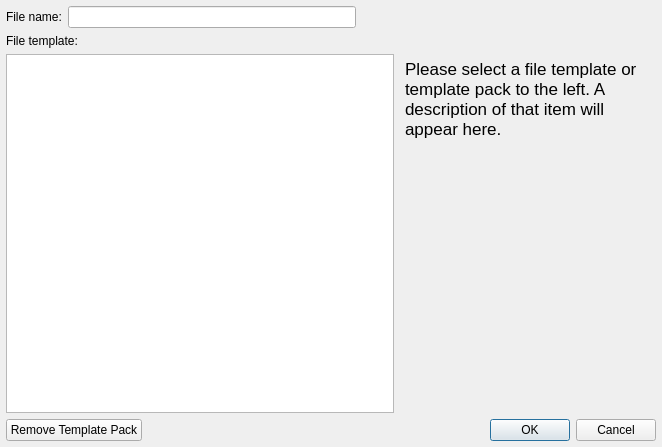
The window that ui/new_file_dialog.ui (kipr/kiss) describes before a commit, drawn with Qt 5.
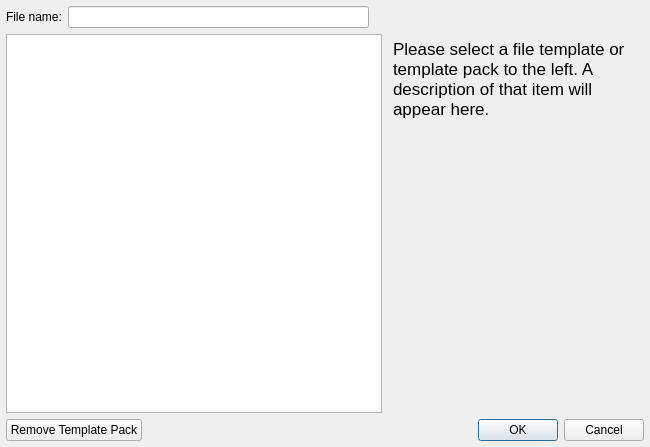
The same window after the commit. Icons and pictures are not drawn.

The edit to the form file:
```diff
--- a/ui/new_file_dialog.ui
+++ b/ui/new_file_dialog.ui
@@ -6,7 +6,7 @@
    <rect>
     <x>0</x>
     <y>0</y>
-    <width>662</width>
+    <width>650</width>
     <height>447</height>
    </rect>
   </property>
@@ -16,6 +16,12 @@
     <height>410</height>
    </size>
   </property>
+  <property name="maximumSize">
+   <size>
+    <width>650</width>
+    <height>16777215</height>
+   </size>
+  </property>
   <property name="windowTitle">
    <string>New File</string>
   </property>
@@ -33,7 +39,20 @@
       </widget>
      </item>
      <item>
-      <widget class="QLineEdit" name="fileName"/>
+      <widget class="QLineEdit" name="fileName">
+       <property name="minimumSize">
+        <size>
+         <width>301</width>
+         <height>0</height>
+        </size>
+       </property>
+       <property name="maximumSize">
+        <size>
+         <width>313</width>
+         <height>16777215</height>
+        </size>
+       </property>
+      </widget>
      </item>
      <item>
       <spacer name="horizontalSpacer">
@@ -69,13 +88,6 @@
      </item>
     </layout>
    </item>
-   <item>
-    <widget class="QLabel" name="label_2">
-     <property name="text">
-      <string>File template:</string>
-     </property>
-    </widget>
-   </item>
    <item>
     <layout class="QHBoxLayout" name="horizontalLayout_3" stretch="1,0">
      <item>
```
